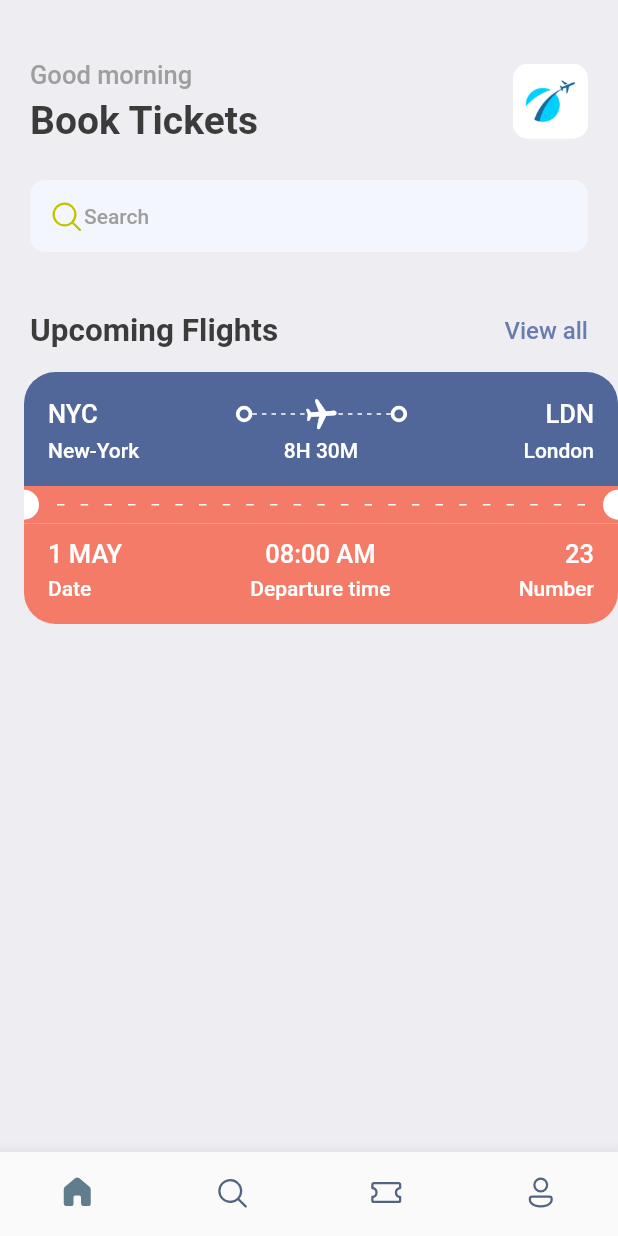
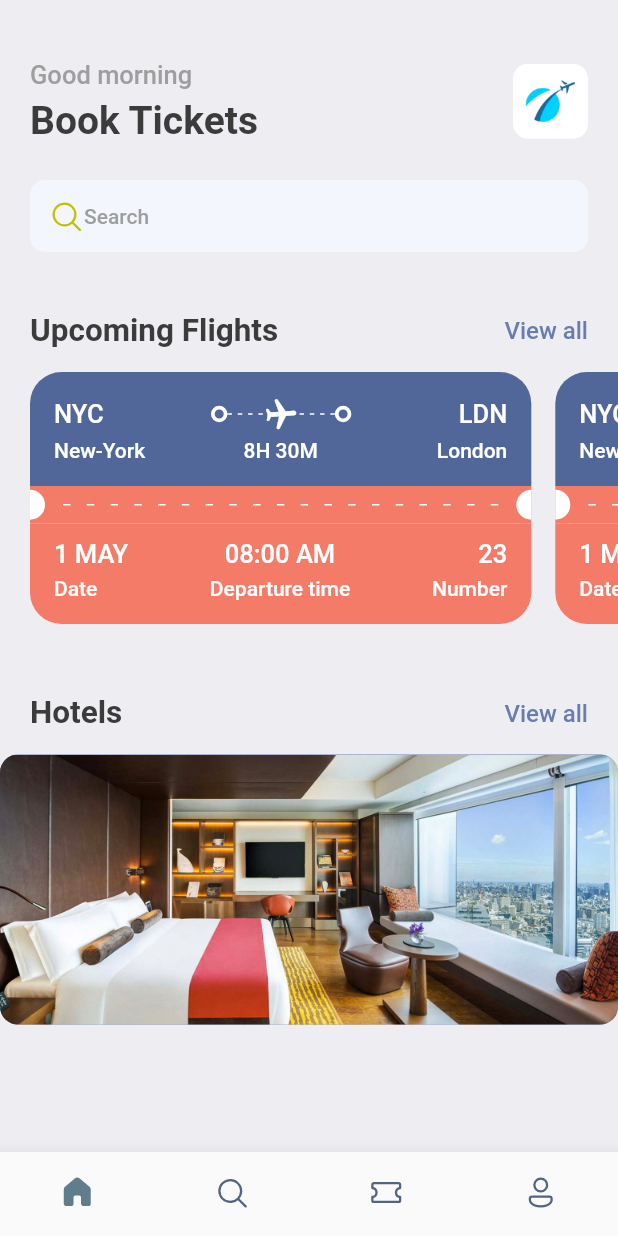
Before and after one commit to SiruzMammadli/Flutter_AirTicket_App, a Flutter app: the screen it shows after launch, on a phone screen of 412 x 824 dp. Run offline on Flutter 3.47's test engine with Material 2 defaults, Android fonts, the phone set to English and light mode, and no system bars; our stand-ins replace fluentui_icons.

Commit message:
added_ticket_scrollView_and_hotel_component

```diff
--- /dev/null
+++ b/lib/components/hotel_component.dart
@@ -0,0 +1,33 @@
+import 'package:book_tickets/utils/app_layout.dart';
+import 'package:book_tickets/utils/app_styles.dart';
+import 'package:flutter/material.dart';
+
+class HotelComponent extends StatelessWidget {
+  const HotelComponent({Key? key}) : super(key: key);
+
+  @override
+  Widget build(BuildContext context) {
+    final size = AppLayout.getSize(context);
+    return Container(
+      width: size.width*0.6,
+      height: 350,
+      child: Column(
+        children: [
+          Container(
+            height: 180,
+            decoration: BoxDecoration(
+              borderRadius: BorderRadius.circular(12),
+              color: Styles.primaryColor,
+              image: const DecorationImage(
+                fit: BoxFit.cover,
+                image: AssetImage(
+                  "assets/images/one.png",
+                ),
+              ),
+            ),
+          )
+        ],
+      )
+    );
+  }
+}
--- a/lib/components/ticket_component.dart
+++ b/lib/components/ticket_component.dart
@@ -11,10 +11,10 @@ class TicketComponent extends StatelessWidget {
     final size = AppLayout.getSize(context);
 
     return SizedBox(
-      width: size.width,
+      width: size.width*0.85,
       height: 200,
       child: Container(
-        margin: const EdgeInsets.only(left: 16),
+        margin: const EdgeInsets.only(right: 16),
         child: Column(
           mainAxisSize: MainAxisSize.min,
           children: [
--- a/lib/screens/home_screen.dart
+++ b/lib/screens/home_screen.dart
@@ -1,3 +1,4 @@
+import 'package:book_tickets/components/hotel_component.dart';
 import 'package:book_tickets/components/ticket_component.dart';
 import 'package:book_tickets/utils/app_styles.dart';
 import 'package:fluentui_icons/fluentui_icons.dart';
@@ -101,7 +102,41 @@ class HomeScreen extends StatelessWidget {
             ),
           ),
           const SizedBox(height: 15),
-          TicketComponent(),
+          SingleChildScrollView(
+            scrollDirection: Axis.horizontal,
+            padding: const EdgeInsets.only(left: 20),
+            child: Row(
+              children: const [
+                TicketComponent(),
+                TicketComponent(),
+              ],
+            ),
+          ),
+          const SizedBox(height: 15),
+          Container(
+            padding: const EdgeInsets.symmetric(horizontal: 20),
+            child: Row(
+              mainAxisAlignment: MainAxisAlignment.spaceBetween,
+              children: [
+                Text(
+                  "Hotels",
+                  style: Styles.headLineStyle2,
+                ),
+                InkWell(
+                  onTap: (){
+                    print("You are tapped");
+                  },
+                  child: Text(
+                    "View all",
+                    style:
+                    Styles.textStyle.copyWith(color: Styles.primaryColor),
+                  ),
+                ),
+              ],
+            ),
+          ),
+          const SizedBox(height: 15),
+          const HotelComponent(),
         ],
       ),
     );
```
